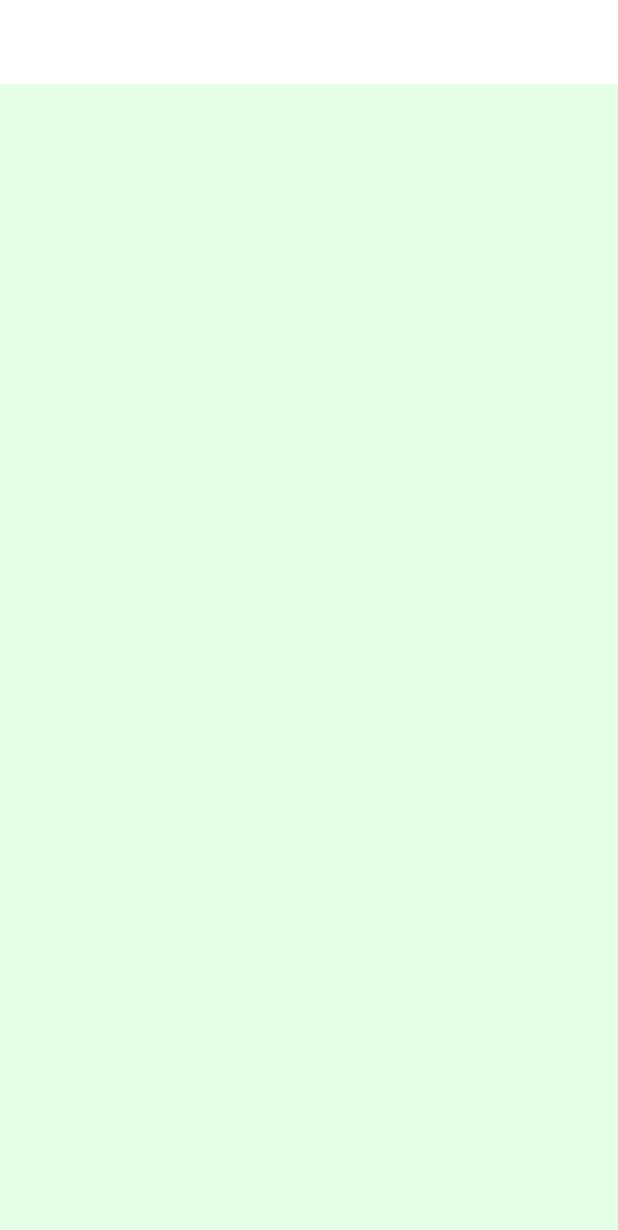
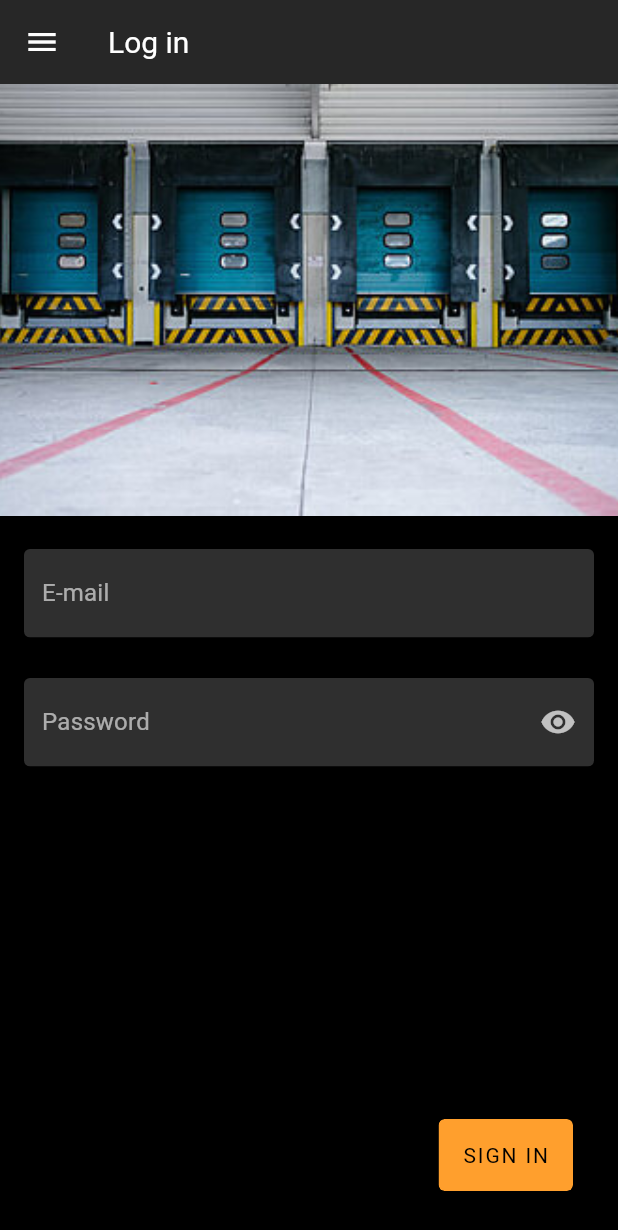
Before and after one commit to in-fperez/firebase-test, a Flutter app: the screen it shows after launch, on a phone screen of 412 x 824 dp. Shown: the top 1230 px of the screen. Run offline on Flutter 3.47's test engine with Material 2 defaults, Android fonts, the phone set to English and light mode, and no system bars; our stand-ins replace bloc, cloud_firestore, firebase_core, flutter_bloc; accounts and stored records are empty.

Commit message:
added login screen

```diff
--- /dev/null
+++ b/lib/constants/constants.dart
@@ -0,0 +1,19 @@
+import 'package:flutter/material.dart';
+
+class ColorConstants {
+  // static MaterialColor primaryColor = const MaterialColor(#1C1B1F)
+  static Color primaryColor = Colors.black;
+  static Color secondaryColor = const Color(0xff272727);
+  static Color accentColor = const Color.fromRGBO(255, 159, 45, 1);
+}
+
+class CardConstants {
+  static TextStyle titleStyle = const TextStyle(
+    fontSize: 20,
+    fontWeight: FontWeight.w700,
+    color: Color(0xFF1A2E35),
+  );
+
+  static TextStyle subTitleStyle =
+      const TextStyle(fontSize: 17, fontWeight: FontWeight.w500);
+}
--- a/lib/constants/k_constants.dart
+++ /dev/null
@@ -1,24 +0,0 @@
-import 'package:flutter/material.dart';
-
-class KApp {
-  static Color primaryColor = const Color(0xFFA9D0AD);
-  static Color scaffoldColor = const Color(0xFFE5FFE7);
-  static Color chipIconColor = const Color(0xFF424242);
-// static TextStyle appBarTitleStyle = const TextStyle(
-//     fontSize: 21, fontWeight: FontWeight.w600, color: Colors.white);
-}
-
-class KProductCard {
-  static TextStyle titleStyle = const TextStyle(
-    fontSize: 20,
-    fontWeight: FontWeight.w700,
-    color: Color(0xFF1A2E35),
-  );
-
-  static TextStyle subTitleStyle =
-      const TextStyle(fontSize: 17, fontWeight: FontWeight.w500);
-}
-
-class kProductDetails {
-  static double imageHeigth = 150.0;
-}
--- a/lib/main.dart
+++ b/lib/main.dart
@@ -1,4 +1,5 @@
-import 'package:firebase_testv2/screens/product_list_screen/product_list_screen.dart';
+import 'package:firebase_testv2/screens/login_screen/login_screen.dart';
+import 'package:firebase_testv2/theme/themes.dart';
 import 'package:flutter/material.dart';
 import 'package:firebase_core/firebase_core.dart';
 import 'firebase_options.dart';
@@ -9,25 +10,20 @@ void main() async {
   await Firebase.initializeApp(
     options: DefaultFirebaseOptions.currentPlatform,
   );
-  runApp(const MyApp());
+  runApp(const IcemanApp());
 }
 
-class MyApp extends StatelessWidget {
-  const MyApp({Key? key}) : super(key: key);
-
+class IcemanApp extends StatelessWidget {
+  const IcemanApp({Key? key}) : super(key: key);
   @override
   Widget build(BuildContext context) {
     AppRouter appRouter = AppRouter();
     return MaterialApp(
-      debugShowCheckedModeBanner: false,
-      title: 'Warehouse',
-      theme: ThemeData(
-        fontFamily: 'Roboto',
-        useMaterial3: true,
-        visualDensity: VisualDensity.adaptivePlatformDensity,
-        colorScheme: const ColorScheme.light().copyWith(primary: Colors.red),
-      ),
-      initialRoute: ProductsListScreen.routeName,
+      title: 'Iceman App',
+      theme: Themes.getLight(),
+      darkTheme: Themes.getDark(),
+      themeMode: ThemeMode.dark,
+      initialRoute: LoginScreen.routeName,
       onGenerateRoute: appRouter.onGenerateRoute,
     );
   }
--- a/lib/router/app_router.dart
+++ b/lib/router/app_router.dart
@@ -1,4 +1,5 @@
 import 'package:firebase_testv2/cubit/product_list/product_list_cubit.dart';
+import 'package:firebase_testv2/screens/login_screen/login_screen.dart';
 import 'package:firebase_testv2/screens/product_list_screen/product_list_screen.dart';
 import 'package:flutter/material.dart';
 import 'package:flutter_bloc/flutter_bloc.dart';
@@ -16,10 +17,7 @@ class AppRouter {
         );
       default:
         return MaterialPageRoute(
-          builder: (_) => BlocProvider<ProductsListCubit>(
-            create: (context) => ProductsListCubit(),
-            child: const ProductsListScreen(),
-          ),
+          builder: (_) => const LoginScreen(),
           settings: settings,
         );
     }
--- /dev/null
+++ b/lib/screens/login_screen/login_screen.dart
@@ -0,0 +1,86 @@
+import 'package:firebase_testv2/constants/constants.dart';
+import 'package:firebase_testv2/screens/login_screen/widgets/custom_text_field.dart';
+import 'package:firebase_testv2/screens/login_screen/widgets/submit_button.dart';
+import 'package:firebase_testv2/screens/product_list_screen/product_list_screen.dart';
+import 'package:flutter/material.dart';
+
+class LoginScreen extends StatelessWidget {
+  const LoginScreen({Key? key}) : super(key: key);
+  static const routeName = '/';
+
+  @override
+  Widget build(BuildContext context) {
+    return Scaffold(
+      appBar: AppBar(
+        title: const Text("Log in"),
+      ),
+      drawer: SizedBox(
+        width: MediaQuery.of(context).size.width / 2,
+        child: Drawer(
+          backgroundColor: ColorConstants.secondaryColor,
+          child: ListView(
+            // padding: const EdgeInsets.symmetric(vertical: ),
+            children: const <Widget>[
+              ListTile(
+                leading: Icon(Icons.message),
+                title: Text('Messages'),
+              ),
+              ListTile(
+                leading: Icon(Icons.account_circle),
+                title: Text('Profile'),
+              ),
+              ListTile(
+                leading: Icon(Icons.settings),
+                title: Text('Settings'),
+              ),
+              ListTile(
+                leading: Icon(Icons.logout),
+                title: Text('Log Out'),
+              ),
+            ],
+          ),
+        ),
+      ),
+      body: Column(
+        children: [
+          const Expanded(
+            flex: 3,
+            child: Image(
+              image: AssetImage('images/login.jpg'),
+              fit: BoxFit.cover,
+              width: double.maxFinite,
+            ),
+          ),
+          Expanded(
+            flex: 5,
+            child: Column(
+              mainAxisAlignment: MainAxisAlignment.spaceBetween,
+              children: [
+                Column(
+                  children: const [
+                    Padding(
+                      padding: EdgeInsets.fromLTRB(16, 22, 16, 27),
+                      child: CustomTextField(hintText: 'E-mail'),
+                    ),
+                    Padding(
+                        padding: EdgeInsets.fromLTRB(16, 0, 16, 0),
+                        child: CustomTextField(
+                          hintText: "Password",
+                          suffixIcon: Icon(Icons.remove_red_eye_rounded),
+                        )),
+                  ],
+                ),
+                SubmitButton(
+                  buttonText: 'SIGN IN',
+                  onPressed: () {
+                    Navigator.pushNamed(context, ProductsListScreen.routeName);
+                  },
+                ),
+              ],
+            ),
+          ),
+        ],
+      ),
+    );
+  }
+}
--- /dev/null
+++ b/lib/screens/login_screen/widgets/custom_text_field.dart
@@ -0,0 +1,36 @@
+import 'package:firebase_testv2/constants/constants.dart';
+import 'package:flutter/material.dart';
+
+class CustomTextField extends StatelessWidget {
+  const CustomTextField({Key? key, required this.hintText, this.suffixIcon})
+      : super(key: key);
+  final String hintText;
+  final Icon? suffixIcon;
+
+  @override
+  Widget build(BuildContext context) {
+    return ClipRRect(
+      borderRadius: const BorderRadius.horizontal(
+        left: Radius.circular(4),
+        right: Radius.circular(4),
+      ),
+      child: TextField(
+        decoration: InputDecoration(
+          enabledBorder: InputBorder.none,
+          filled: true,
+          fillColor: const Color(0xff2F2F2F),
+          hintStyle: TextStyle(color: ColorConstants.secondaryColor),
+          label: Text(
+            hintText,
+            style: const TextStyle(
+              fontWeight: FontWeight.w400,
+              fontSize: 16,
+              letterSpacing: 0.15,
+            ),
+          ),
+          suffixIcon: suffixIcon,
+        ),
+      ),
+    );
+  }
+}
--- /dev/null
+++ b/lib/screens/login_screen/widgets/submit_button.dart
@@ -0,0 +1,39 @@
+import 'package:firebase_testv2/constants/constants.dart';
+import 'package:flutter/material.dart';
+
+class SubmitButton extends StatelessWidget {
+  const SubmitButton(
+      {Key? key, required this.buttonText, required this.onPressed})
+      : super(key: key);
+  final String buttonText;
+  final VoidCallback onPressed;
+
+  @override
+  Widget build(BuildContext context) {
+    return Align(
+      alignment: Alignment.bottomRight,
+      child: Padding(
+        padding: const EdgeInsets.fromLTRB(0, 0, 30.0, 30.0),
+        child: ClipRRect(
+          borderRadius: BorderRadius.circular(4),
+          child: TextButton(
+            style: TextButton.styleFrom(
+              backgroundColor: ColorConstants.accentColor,
+              padding: const EdgeInsets.symmetric(vertical: 16, horizontal: 16),
+            ),
+            onPressed: onPressed,
+            child: Text(
+              buttonText,
+              style: TextStyle(
+                fontSize: 14,
+                fontWeight: FontWeight.w500,
+                letterSpacing: 1.25,
+                color: ColorConstants.primaryColor,
+              ),
+            ),
+          ),
+        ),
+      ),
+    );
+  }
+}
--- a/lib/screens/product_list_screen/product_list_screen.dart
+++ b/lib/screens/product_list_screen/product_list_screen.dart
@@ -35,13 +35,10 @@ class _ProductsListScreenState extends State<ProductsListScreen> {
             children: [
               Expanded(
                 child: Center(
-                  child: ListView(
-                    children: state.products
-                        .map((product) => ProductCard(
-                              product: product,
-                            ))
-                        .toList(),
-                  ),
+                  child: ListView.builder(
+                      itemCount: state.products.length,
+                      itemBuilder: (context, index) =>
+                          ProductCard(product: state.products[index])),
                 ),
               )
             ],
--- a/lib/screens/product_list_screen/widgets/product_card.dart
+++ b/lib/screens/product_list_screen/widgets/product_card.dart
@@ -1,4 +1,4 @@
-import 'package:firebase_testv2/constants/k_constants.dart';
+import 'package:firebase_testv2/constants/constants.dart';
 import 'package:firebase_testv2/models/product.dart';
 import 'package:flutter/material.dart';
 
@@ -37,7 +37,7 @@ class ProductCard extends StatelessWidget {
                             children: [
                               Text(
                                 product.id ?? '',
-                                style: KProductCard.titleStyle,
+                                style: CardConstants.titleStyle,
                               ),
                             ],
                           ),
@@ -50,7 +50,7 @@ class ProductCard extends StatelessWidget {
                               Text(
                                 product.price.toString(),
                                 style: TextStyle(
-                                  color: KApp.primaryColor,
+                                  color: ColorConstants.primaryColor,
                                   fontSize: 17,
                                   fontWeight: FontWeight.w400,
                                 ),
--- /dev/null
+++ b/lib/theme/themes.dart
@@ -0,0 +1,51 @@
+import 'package:firebase_testv2/constants/constants.dart';
+import 'package:flutter/material.dart';
+
+class Themes {
+  static ThemeData getDark() {
+    return ThemeData(
+      visualDensity: VisualDensity.adaptivePlatformDensity,
+      fontFamily: 'Roboto',
+      buttonTheme: ButtonThemeData(
+        textTheme: ButtonTextTheme.primary,
+        buttonColor: ColorConstants.accentColor,
+      ),
+      primarySwatch: Colors.orange,
+      primaryColor: ColorConstants.accentColor,
+      backgroundColor: Colors.black,
+      cardColor: const Color(0xFF151515),
+      canvasColor: Colors.black,
+      brightness: Brightness.dark,
+      appBarTheme: AppBarTheme(
+          elevation: 0.0, backgroundColor: ColorConstants.secondaryColor),
+      textSelectionTheme: const TextSelectionThemeData(
+        selectionColor: Colors.white,
+      ),
+    );
+  }
+
+  static ThemeData getLight() {
+    return ThemeData(
+      visualDensity: VisualDensity.adaptivePlatformDensity,
+      fontFamily: 'Roboto',
+      primarySwatch: Colors.red,
+      primaryColor: Colors.white,
+      backgroundColor: const Color(0xffF1F5FB),
+      indicatorColor: const Color(0xffCBDCF8),
+      hintColor: const Color(0xffEECED3),
+      highlightColor: const Color(0xffFCE192),
+      hoverColor: const Color(0xff4285F4),
+      focusColor: const Color(0xffA8DAB5),
+      disabledColor: Colors.grey,
+      cardColor: Colors.white,
+      canvasColor: Colors.grey[50],
+      brightness: Brightness.light,
+      appBarTheme: const AppBarTheme(
+        elevation: 0.0,
+      ),
+      textSelectionTheme: const TextSelectionThemeData(
+        selectionColor: Colors.black,
+      ),
+    );
+  }
+}
```
Also changed, not shown: pubspec.yaml (+8 -3 lines), fonts/Roboto-Bold.ttf (added), fonts/Roboto-Italic.ttf (added), fonts/Roboto-Light.ttf (added), fonts/Roboto-Regular.ttf (added), images/login.jpg (added), pubspec.lock, 1 other file.
